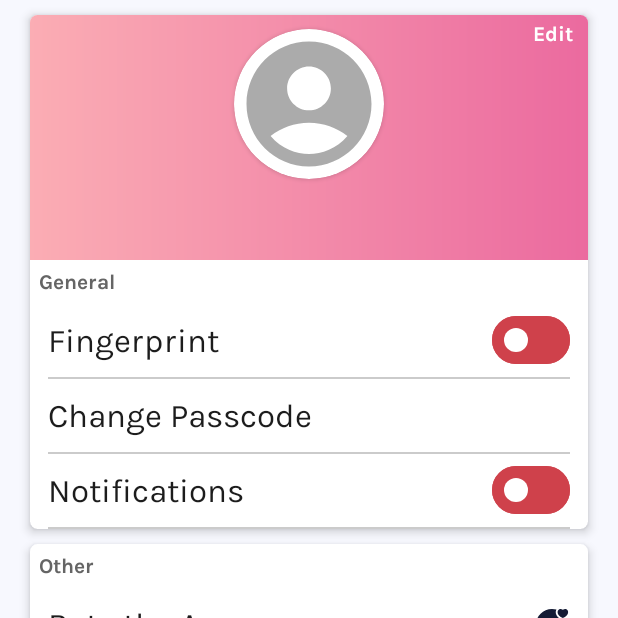
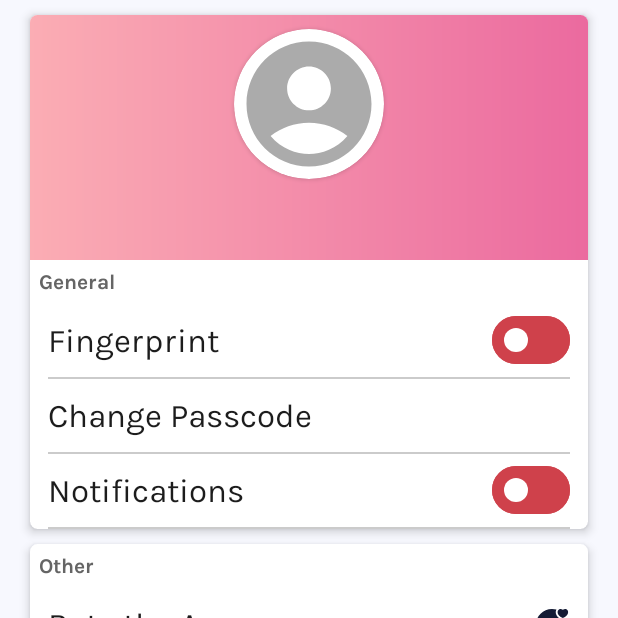
Before and after one commit to lakshaybomotra/BudgetBuzz, an Android app: the fragment ProfileFragment placed in its activity, on a phone screen of 412 x 824 dp, the top half of it. Run offline under Robolectric (Android 15) with nearby library versions, the phone set to English and light mode, and no system bars; our stand-ins replace Firebase (no records; nobody signed in at launch, a user with empty details on screens opened directly), Room's generated code; libraries missing offline, so code that uses them is left out: ru.cleverpumpkin.calendar; pictures from the network do not load; 5 statements that could not run were skipped.

Commit message:
Activity fragment Filter date added.

```diff
--- a/app/src/main/res/layout/fragment_overview.xml
+++ b/app/src/main/res/layout/fragment_overview.xml
@@ -51,10 +51,11 @@
 
             <ImageView
                 android:id="@+id/filterIV"
-                android:layout_width="30dp"
-                android:layout_height="30dp"
+                android:layout_width="40dp"
+                android:layout_height="40dp"
                 android:layout_alignParentEnd="true"
                 android:layout_marginTop="5dp"
+                android:layout_marginBottom="5dp"
                 android:contentDescription="@string/filter_icon"
                 android:src="@drawable/calendar"
                 app:layout_constraintEnd_toEndOf="parent"
--- a/app/src/main/res/layout/fragment_profile.xml
+++ b/app/src/main/res/layout/fragment_profile.xml
@@ -50,7 +50,8 @@
                             android:text="@string/edit"
                             android:textAlignment="viewEnd"
                             android:textColor="@color/white"
-                            android:textSize="14sp" />
+                            android:textSize="14sp"
+                            android:visibility="invisible" />
 
                         <androidx.cardview.widget.CardView
                             android:id="@+id/profilePicCard"
--- a/app/src/main/res/values-night/strings.xml
+++ b/app/src/main/res/values-night/strings.xml
@@ -73,4 +73,5 @@
     <string name="share">Share</string>
     <string name="terms_and_policy">Terms and Policy</string>
     <string name="logout">Logout</string>
+    <string name="all">ALL</string>
 </resources>
--- a/app/src/main/res/values/strings.xml
+++ b/app/src/main/res/values/strings.xml
@@ -73,4 +73,5 @@
     <string name="share">Share</string>
     <string name="terms_and_policy">Terms and Policy</string>
     <string name="logout">Logout</string>
+    <string name="all">ALL</string>
 </resources>
```
